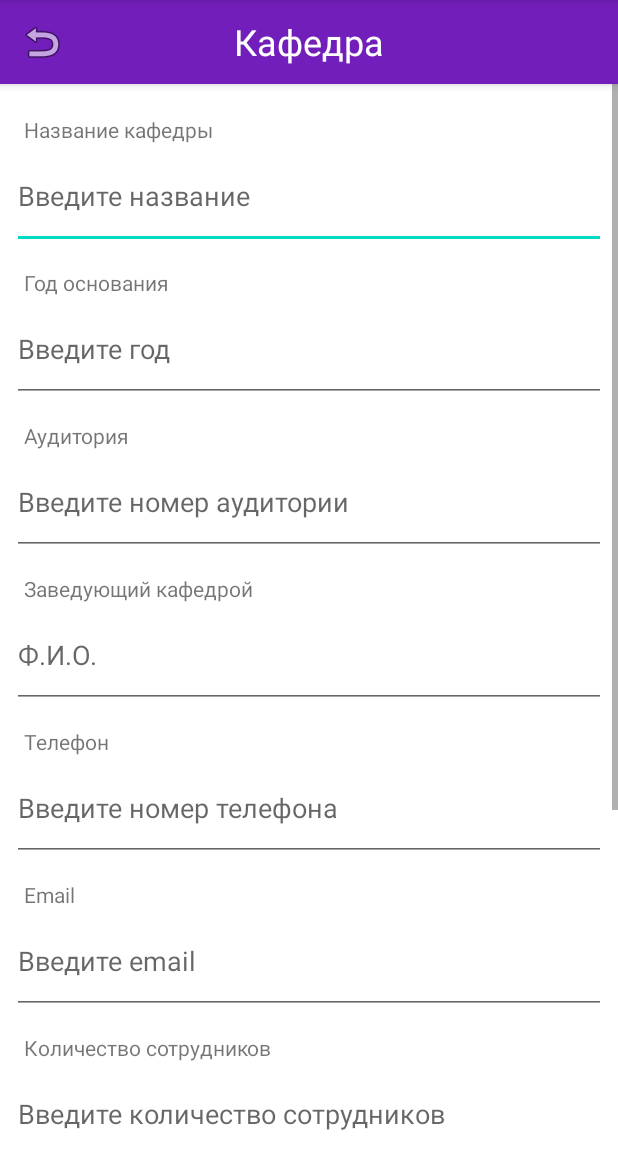
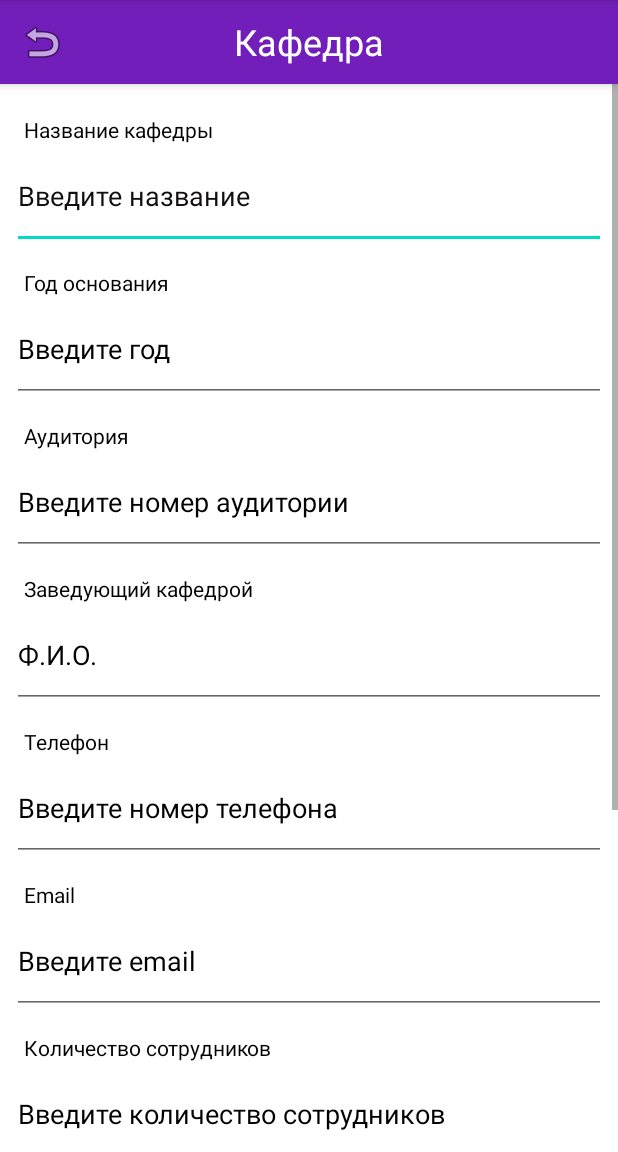
Before and after one commit to agakas/Faculties, an Android app: the fragment DepartmentInfoFragment shown on its own in the app's theme, on a phone screen of 412 x 824 dp, the part 84-1236 px from its top. Run offline under Robolectric (Android 15) with nearby library versions, the phone set to English and light mode, and no system bars; our stand-ins replace Room's generated code, data binding; network calls fail; 3 statements that could not run were skipped.

Commit message:
project is ready

```diff
--- a/android/app/src/main/AndroidManifest.xml
+++ b/android/app/src/main/AndroidManifest.xml
@@ -2,7 +2,11 @@
 <manifest xmlns:android="http://schemas.android.com/apk/res/android"
     xmlns:tools="http://schemas.android.com/tools">
 
+    <uses-permission android:name="android.permission.ACCESS_NETWORK_STATE" />
+    <uses-permission android:name="android.permission.INTERNET" />
+
     <application
+        android:name=".ApplicationForFaculties"
         android:allowBackup="true"
         android:dataExtractionRules="@xml/data_extraction_rules"
         android:fullBackupContent="@xml/backup_rules"
@@ -11,6 +15,7 @@
         android:roundIcon="@mipmap/ic_launcher_round"
         android:supportsRtl="true"
         android:theme="@style/Theme.FacultiesApp"
+        android:usesCleartextTraffic="true"
         tools:targetApi="31">
         <activity
             android:name=".MainActivity"
--- a/android/app/src/main/java/com/example/facultiesapp/database/AllDatabase.kt
+++ b/android/app/src/main/java/com/example/facultiesapp/database/AllDatabase.kt
@@ -13,9 +13,9 @@ import com.example.facultiesapp.models.Faculty
         Faculty::class,
         Department::class,
     ],
-    version = 3
+    version = 4
 )
-@TypeConverters(Converters::class)
+//@TypeConverters(Converters::class)
 abstract class AllDatabase: RoomDatabase(){
     abstract fun facultyDao(): FacultyDao
     abstract fun departmentDao(): DepartmentDao
--- a/android/app/src/main/java/com/example/facultiesapp/database/DepartmentDao.kt
+++ b/android/app/src/main/java/com/example/facultiesapp/database/DepartmentDao.kt
@@ -7,12 +7,12 @@ import java.time.LocalDate
 import java.util.*
 
 @Dao
-interface DepartmentDao {
+public abstract interface DepartmentDao {
 
-    @Query("SELECT * FROM $TABLE_NAME WHERE faculty = (:faculty)")
+    @Query("SELECT * FROM Department WHERE faculty = (:faculty)")
     fun getDepartments(faculty: Int): Flow<List<Department>>
 
-    @Query("SELECT * FROM $TABLE_NAME WHERE id = (:id)")
+    @Query("SELECT * FROM Department WHERE id = (:id)")
     suspend fun getDepartmentById(id: Int): Department
 
     @Update
@@ -24,7 +24,7 @@ interface DepartmentDao {
     @Delete
     suspend fun delete(tour: Department)
 
-    @Query("DELETE FROM $TABLE_NAME WHERE  id = (:Id)")
+    @Query("DELETE FROM Department WHERE  id = (:id)")
     suspend fun deleteById(id: Int)
 
     @Insert(onConflict = OnConflictStrategy.REPLACE)
--- a/android/app/src/main/java/com/example/facultiesapp/database/FacultyDao.kt
+++ b/android/app/src/main/java/com/example/facultiesapp/database/FacultyDao.kt
@@ -6,7 +6,8 @@ import com.example.facultiesapp.models.Faculty
 import java.time.LocalDate
 import java.util.*
 
-interface FacultyDao {
+@Dao
+public abstract interface FacultyDao {
 
     @Query("SELECT * FROM $TABLE_NAME")
     fun getFaculties(): Flow<List<Faculty>>
@@ -17,7 +18,7 @@ interface FacultyDao {
     @Update
     suspend fun updateFaculty(faculty: Faculty)
 
-    @Query("DELETE FROM $TABLE_NAME WHERE  id = (:Id)")
+    @Query("DELETE FROM $TABLE_NAME WHERE  id = (:id)")
     suspend fun deleteById(id: Int)
 
     @Delete
--- a/android/app/src/main/java/com/example/facultiesapp/faculty/FacultyInfoFragment.kt
+++ b/android/app/src/main/java/com/example/facultiesapp/faculty/FacultyInfoFragment.kt
@@ -40,10 +40,12 @@ class FacultyInfoFragment: MainFragment() {
             binding.etName.clearFocus()
             val name = binding.etName.text.toString()
 
-            if (name.isBlank() || check(name)==false) {
+
+           if (name.isBlank() || check(name)==false) {
                 showMessageByToast("Введите название")
                 return@setOnClickListener
             }
+
             viewModel.saveFaculty(Faculty(faculty_name = name, id = 0))
             closeFragment()
         }
--- a/android/app/src/main/java/com/example/facultiesapp/network/NetworkProvider.kt
+++ b/android/app/src/main/java/com/example/facultiesapp/network/NetworkProvider.kt
@@ -34,7 +34,7 @@ class NetworkProvider(context: Context) {
 
     companion object {
         //Не забудь указать IPv4 адресс компьютера в сети
-        private val BASE_URL = " http://127.0.0.1:8000/"
+        private val BASE_URL = " http://192.168.167.107:8001/"
         private var INSTANCE: NetworkProvider? = null
         fun init(context: Context) {
             if (INSTANCE == null) {
--- a/android/app/src/main/res/layout/fragment_department_info_edit.xml
+++ b/android/app/src/main/res/layout/fragment_department_info_edit.xml
@@ -52,6 +52,7 @@
                     android:layout_height="wrap_content"
                     android:layout_marginStart="8dp"
                     android:text="Название кафедры"
+                    android:textColor="#000000"
                     app:layout_constraintBottom_toTopOf="@+id/etNameDepartment"
                     app:layout_constraintStart_toStartOf="@+id/etNameDepartment" />
 
@@ -64,6 +65,8 @@
                     android:layout_marginTop="40dp"
                     android:layout_marginEnd="8dp"
                     android:hint="Введите название"
+                    android:textColor="#000000"
+                    android:textColorHint="#100E0E"
                     app:layout_constraintEnd_toEndOf="parent"
                     app:layout_constraintStart_toStartOf="parent"
                     app:layout_constraintTop_toTopOf="parent" />
@@ -74,6 +77,7 @@
                     android:layout_marginStart="8dp"
 
                     android:text="Год основания"
+                    android:textColor="#000000"
                     app:layout_constraintBottom_toTopOf="@+id/etYear"
                     app:layout_constraintStart_toStartOf="@+id/etYear" />
 
@@ -86,6 +90,8 @@
                     android:layout_marginTop="32dp"
                     android:layout_marginEnd="8dp"
                     android:hint="Введите год"
+                    android:textColor="#000000"
+                    android:textColorHint="#000000"
                     app:layout_constraintEnd_toEndOf="parent"
                     app:layout_constraintStart_toStartOf="parent"
                     app:layout_constraintTop_toBottomOf="@+id/etNameDepartment" />
@@ -96,6 +102,7 @@
                     android:layout_marginStart="8dp"
 
                     android:text="Аудитория"
+                    android:textColor="#000000"
                     app:layout_constraintBottom_toTopOf="@+id/etAuditorium"
                     app:layout_constraintStart_toStartOf="@+id/etAuditorium" />
 
@@ -108,6 +115,8 @@
                     android:layout_marginTop="32dp"
                     android:layout_marginEnd="8dp"
                     android:hint="Введите номер аудитории"
+                    android:textColor="#000000"
+                    android:textColorHint="#000000"
                     app:layout_constraintEnd_toEndOf="parent"
                     app:layout_constraintStart_toStartOf="parent"
                     app:layout_constraintTop_toBottomOf="@+id/etYear" />
@@ -117,6 +126,7 @@
                     android:layout_height="wrap_content"
                     android:layout_marginStart="8dp"
                     android:text="Заведующий кафедрой"
+                    android:textColor="#000000"
                     app:layout_constraintBottom_toTopOf="@+id/etBoss"
                     app:layout_constraintStart_toStartOf="@+id/etBoss" />
 
@@ -129,6 +139,8 @@
                     android:layout_marginTop="32dp"
                     android:layout_marginEnd="8dp"
                     android:hint="Ф.И.О."
+                    android:textColor="#000000"
+                    android:textColorHint="#000000"
                     app:layout_constraintEnd_toEndOf="parent"
                     app:layout_constraintStart_toStartOf="parent"
                     app:layout_constraintTop_toBottomOf="@+id/etAuditorium" />
@@ -138,6 +150,7 @@
                     android:layout_height="wrap_content"
                     android:layout_marginStart="8dp"
                     android:text="Email"
+                    android:textColor="#000000"
                     app:layout_constraintBottom_toTopOf="@+id/etEmail"
                     app:layout_constraintStart_toStartOf="@+id/etEmail" />
 
@@ -150,6 +163,8 @@
                     android:layout_marginTop="32dp"
                     android:layout_marginEnd="8dp"
                     android:hint="Введите email"
+                    android:textColor="#000000"
+                    android:textColorHint="#000000"
                     app:layout_constraintEnd_toEndOf="parent"
                     app:layout_constraintStart_toStartOf="parent"
                     app:layout_constraintTop_toBottomOf="@+id/etPhone" />
@@ -159,6 +174,7 @@
                     android:layout_height="wrap_content"
                     android:layout_marginStart="8dp"
                     android:text="Телефон"
+                    android:textColor="#000000"
                     app:layout_constraintBottom_toTopOf="@+id/etPhone"
                     app:layout_constraintStart_toStartOf="@+id/etPhone" />
 
@@ -171,6 +187,8 @@
                     android:layout_marginTop="32dp"
                     android:layout_marginEnd="8dp"
                     android:hint="Введите номер телефона"
+                    android:textColor="#000000"
+                    android:textColorHint="#000000"
                     app:layout_constraintEnd_toEndOf="parent"
                     app:layout_constraintHorizontal_bias="1.0"
                     app:layout_constraintStart_toStartOf="parent"
@@ -181,6 +199,7 @@
                     android:layout_height="wrap_content"
                     android:layout_marginStart="8dp"
                     android:text="Количество сотрудников"
+                    android:textColor="#000000"
                     app:layout_constraintBottom_toTopOf="@+id/etEmploy"
                     app:layout_constraintStart_toStartOf="@+id/etEmploy" />
 
@@ -193,6 +212,8 @@
                     android:layout_marginTop="32dp"
                     android:layout_marginEnd="8dp"
                     android:hint="Введите количество сотрудников"
+                    android:textColor="#000000"
+                    android:textColorHint="#000000"
                     app:layout_constraintEnd_toEndOf="parent"
                     app:layout_constraintStart_toStartOf="parent"
                     app:layout_constraintTop_toBottomOf="@+id/etEmail" />
@@ -203,6 +224,7 @@
                     android:layout_height="wrap_content"
                     android:layout_marginStart="8dp"
                     android:text="Количество бакалвров"
+                    android:textColor="#000000"
                     app:layout_constraintBottom_toTopOf="@+id/etBachalors"
                     app:layout_constraintStart_toStartOf="@+id/etBachalors" />
 
@@ -215,6 +237,8 @@
                     android:layout_marginTop="32dp"
                     android:layout_marginEnd="8dp"
                     android:hint="Введите количество бакалавров"
+                    android:textColor="#000000"
+                    android:textColorHint="#000000"
                     app:layout_constraintEnd_toEndOf="parent"
                     app:layout_constraintStart_toStartOf="parent"
                     app:layout_constraintTop_toBottomOf="@+id/etEmploy" />
@@ -224,6 +248,7 @@
                     android:layout_height="wrap_content"
                     android:layout_marginStart="8dp"
                     android:text="Количество магистров"
+                    android:textColor="#000000"
                     app:layout_constraintBottom_toTopOf="@+id/etMasters"
                     app:layout_constraintStart_toStartOf="parent" />
 
@@ -236,6 +261,8 @@
                     android:layout_marginTop="32dp"
                     android:layout_marginEnd="8dp"
                     android:hint="Введите количество магистров"
+                    android:textColor="#000000"
+                    android:textColorHint="#000000"
                     app:layout_constraintEnd_toEndOf="parent"
                     app:layout_constraintStart_toStartOf="parent"
                     app:layout_constraintTop_toBottomOf="@+id/etBachalors" />
@@ -246,7 +273,7 @@
                     android:layout_height="59dp"
                     android:layout_marginHorizontal="16dp"
                     android:layout_marginTop="32dp"
-                    android:backgroundTint="#3F51B4"
+                    android:backgroundTint="#721EBA"
                     android:textColor="@color/white"
                     android:text="Сохранить"
                     app:layout_constraintEnd_toEndOf="parent"
--- a/android/app/src/main/res/layout/fragment_faculty_info_edit.xml
+++ b/android/app/src/main/res/layout/fragment_faculty_info_edit.xml
@@ -40,7 +40,8 @@
             android:layout_height="wrap_content"
             android:layout_marginStart="8dp"
             android:layout_marginBottom="4dp"
-            android:text="Название факультетат"
+            android:text="Название факультет"
+            android:textColor="#000000"
             android:textSize="16sp"
             app:layout_constraintBottom_toTopOf="@+id/etName"
             app:layout_constraintStart_toStartOf="@+id/etName" />
@@ -52,6 +53,8 @@
             android:layout_marginHorizontal="16dp"
             android:layout_marginTop="216dp"
             android:hint="Введите название"
+            android:textColor="#000000"
+            android:textColorHint="#000000"
             app:layout_constraintTop_toBottomOf="@+id/appbar"
             tools:layout_editor_absoluteX="16dp" />
 
```
Also changed, not shown: android/app/build.gradle (+4 -4 lines), android/app/src/main/java/com/example/facultiesapp/MainActivity.kt (+22 -1 lines), android/app/src/main/java/com/example/facultiesapp/department/DepartmentInfoFragment.kt (+65 -32 lines), android/app/src/main/java/com/example/facultiesapp/department/DepartmentListFragment.kt (+8 -1 lines), 1 other file.
